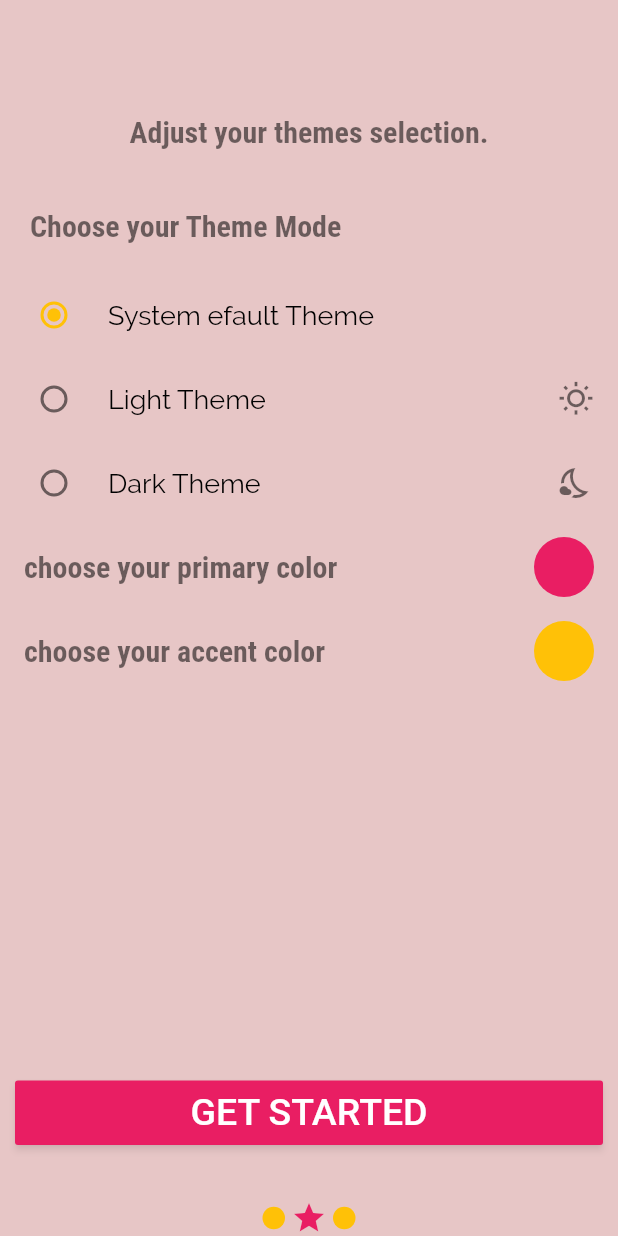
After one commit to mohammed-eddaghal/meal-App, a Flutter app: the screen it shows after launch, swiped to page 2, on a phone screen of 412 x 824 dp. The commit adds this screen. Run offline on Flutter 3.47's test engine with Material 2 defaults, Android fonts, the phone set to English and light mode, and no system bars; our stand-ins replace flutter_colorpicker, shared_preferences.

Commit message:
add bording screen logic
add bordingScreen logic plus modiffing favoritMealScreen to remove meals who are removed by filters

```diff
--- a/lib/main.dart
+++ b/lib/main.dart
@@ -3,7 +3,9 @@ import 'package:flutter_complete_guide/providers/ThemeProvider.dart';
 import 'package:flutter_complete_guide/providers/language_provider.dart';
 import 'package:flutter_complete_guide/providers/mealProvider.dart';
 import 'package:flutter_complete_guide/screens/ThemeScreen.dart';
+import 'package:flutter_complete_guide/screens/on_boarding_screen.dart';
 import 'package:provider/provider.dart';
+import 'package:shared_preferences/shared_preferences.dart';
 
 import './screens/tabs_screen.dart';
 import './screens/meal_detail_screen.dart';
@@ -11,7 +13,11 @@ import './screens/category_meals_screen.dart';
 import './screens/filters_screen.dart';
 import './screens/categories_screen.dart';
 
-void main() {
+void main() async {
+  WidgetsFlutterBinding.ensureInitialized();
+  SharedPreferences prefs = await SharedPreferences.getInstance();
+  Widget thisScreen= prefs.getBool("watched")??false?TabsScreen():OnBoardingScreen();
+
   runApp(
     MultiProvider(providers: [
       ChangeNotifierProvider<MealProvider>(
@@ -24,11 +30,13 @@ void main() {
         create: (context) => LanguageProvider(),
       ),
     ],
-      child: MyApp(),)
+      child: MyApp(thisScreen),)
   );
 }
 
 class MyApp extends StatelessWidget {
+  final Widget thisScreen;
+  MyApp(this.thisScreen);
   @override
   Widget build(BuildContext context) {
     var primaryColor=Provider.of<ThemeProvider>(context).primColor;
@@ -86,7 +94,7 @@ class MyApp extends StatelessWidget {
                 fontSize: 16
             ),
             headline6: TextStyle(
-              color: Colors.black,
+              color: Colors.black54,
               fontSize: 20,
               fontFamily: 'RobotoCondensed',
               fontWeight: FontWeight.bold,
@@ -96,7 +104,8 @@ class MyApp extends StatelessWidget {
       initialRoute: '/',
       // default is '/'
       routes: {
-        '/': (ctx) => TabsScreen(),
+        '/': (ctx) => thisScreen,
+        TabsScreen.routeName: (ctx) => TabsScreen(),
         CategoryMealsScreen.routeName: (ctx) => CategoryMealsScreen(),
         MealDetailScreen.routeName: (ctx) => MealDetailScreen(),
         FiltersScreen.routeName: (ctx) => FiltersScreen(),
--- a/lib/providers/mealProvider.dart
+++ b/lib/providers/mealProvider.dart
@@ -66,6 +66,15 @@ class MealProvider with ChangeNotifier {
         DUMMY_MEALS.firstWhere((meal) => meal.id == mealId),
       );
     }
+
+    List<Meal> fm=[];
+    favoriteMeals.forEach((favMeal) {
+      availableMeals.forEach((avMeal) {
+        if(favMeal.id==avMeal.id)fm.add(favMeal);
+      });
+    });
+    favoriteMeals=fm;
+
     notifyListeners();
   }
 
--- a/lib/screens/ThemeScreen.dart
+++ b/lib/screens/ThemeScreen.dart
@@ -2,13 +2,16 @@ import 'package:flutter/material.dart';
 import 'package:flutter_colorpicker/flutter_colorpicker.dart';
 
 import 'package:flutter_complete_guide/providers/ThemeProvider.dart';
-import 'package:flutter_complete_guide/providers/mealProvider.dart';
 import 'package:provider/provider.dart';
 
 import '../widgets/main_drawer.dart';
 
 class ThemeScreen extends StatelessWidget {
   static const routeName = '/theme';
+
+  final bool fromOnBoarding;
+
+  const ThemeScreen({this.fromOnBoarding = false});
 
   Widget buildRadioListTile(
     ThemeMode themeMode,
@@ -35,10 +38,15 @@ class ThemeScreen extends StatelessWidget {
   @override
   Widget build(BuildContext context) {
     return Scaffold(
-      appBar: AppBar(
-        title: Text('Your Theme'),
-      ),
-      drawer: MainDrawer(),
+      appBar: fromOnBoarding
+          ? AppBar(
+              backgroundColor: Theme.of(context).canvasColor,
+              elevation: 0,
+            )
+          : AppBar(
+              title: Text('Your Theme'),
+            ),
+      drawer: fromOnBoarding ? null : MainDrawer(),
       body: Column(
         children: <Widget>[
           Container(
@@ -94,8 +102,7 @@ class ThemeScreen extends StatelessWidget {
               content: SingleChildScrollView(
                 child: ColorPicker(
                   pickerColor: s == "primary"
-                      ? Provider.of<ThemeProvider>(ctx, listen: true)
-                          .primColor
+                      ? Provider.of<ThemeProvider>(ctx, listen: true).primColor
                       : Provider.of<ThemeProvider>(ctx, listen: true)
                           .accentColor,
                   onColorChanged: (newColor) =>
--- a/lib/screens/filters_screen.dart
+++ b/lib/screens/filters_screen.dart
@@ -7,6 +7,9 @@ import '../widgets/main_drawer.dart';
 
 class FiltersScreen extends StatefulWidget {
   static const routeName = '/filters';
+  final bool fromOnBoarding;
+
+  const FiltersScreen({this.fromOnBoarding= false});
 
   @override
   _FiltersScreenState createState() => _FiltersScreenState();
--- /dev/null
+++ b/lib/screens/on_boarding_screen.dart
@@ -0,0 +1,163 @@
+import 'package:flutter/material.dart';
+import 'package:flutter_colorpicker/flutter_colorpicker.dart';
+import 'package:shared_preferences/shared_preferences.dart';
+import 'package:provider/provider.dart';
+
+import '../providers/language_provider.dart';
+import './tabs_screen.dart';
+import './filters_screen.dart';
+//import './themes_screen.dart';
+import 'ThemeScreen.dart';
+
+class OnBoardingScreen extends StatefulWidget {
+  @override
+  _OnBoardingScreenState createState() => _OnBoardingScreenState();
+}
+
+class _OnBoardingScreenState extends State<OnBoardingScreen> {
+  int _currentIndex = 0;
+
+  @override
+  Widget build(BuildContext context) {
+    var primaryColor = Theme.of(context).primaryColor;
+    var lan = Provider.of<LanguageProvider>(context, listen: true);
+    return Scaffold(
+      body: Stack(
+        children: [
+          PageView(
+            children: [
+              Container(
+                decoration: BoxDecoration(
+                  image: DecorationImage(
+                    image: ExactAssetImage("assets/images/image.jpg"),
+                    fit: BoxFit.cover,
+                  ),
+                ),
+                child: Column(
+                  mainAxisAlignment: MainAxisAlignment.spaceEvenly,
+                  children: [
+                    Container(
+                      alignment: Alignment.center,
+                      width: 300,
+                      color: Theme.of(context).shadowColor,
+                      padding:
+                          EdgeInsets.symmetric(vertical: 5, horizontal: 20),
+                      child: Text(
+                        lan.getTexts("drawer_name"),
+                        style: Theme.of(context).textTheme.headline4,
+                        softWrap: true,
+                        overflow: TextOverflow.fade,
+                      ),
+                    ),
+                    Container(
+                      width: 350,
+                      color: Theme.of(context).shadowColor,
+                      padding:
+                          EdgeInsets.symmetric(horizontal: 20, vertical: 10),
+                      margin: EdgeInsets.only(bottom: 20),
+                      child: Column(
+                        children: [
+                          Text(
+                            lan.getTexts('drawer_switch_title'),
+                            style: Theme.of(context).textTheme.headline5,
+                            textAlign: TextAlign.center,
+                          ),
+                          Row(
+                            mainAxisAlignment: MainAxisAlignment.center,
+                            children: [
+                              Text(lan.getTexts('drawer_switch_item2'),
+                                  style: Theme.of(context).textTheme.headline6),
+                              Switch(
+                                value: lan.isEn,
+                                onChanged: (newValue) {
+                                  Provider.of<LanguageProvider>(context,
+                                          listen: false)
+                                      .changeLan(newValue);
+                                },
+                              ),
+                              Text(lan.getTexts('drawer_switch_item1'),
+                                  style: Theme.of(context).textTheme.headline6),
+                            ],
+                          ),
+                        ],
+                      ),
+                    ),
+                  ],
+                ),
+              ),
+              ThemeScreen(fromOnBoarding: true),
+              FiltersScreen(fromOnBoarding: true),
+            ],
+            onPageChanged: (val) {
+              setState(() {
+                _currentIndex = val;
+              });
+            },
+          ),
+          Indicator(_currentIndex),
+          Builder(
+            builder: (ctx) => Align(
+              alignment: Alignment(0, 0.85),
+              child: Container(
+                width: double.infinity,
+                margin: EdgeInsets.symmetric(horizontal: 10),
+                child: RaisedButton(
+                  padding: lan.isEn ? EdgeInsets.all(7) : EdgeInsets.all(0),
+                  color: primaryColor,
+                  child: Text(lan.getTexts('start'),
+                      style: TextStyle(
+                          color: useWhiteForeground(primaryColor)
+                              ? Colors.white
+                              : Colors.black,
+                          fontSize: 25)),
+                  onPressed: () async {
+                    Navigator.of(ctx)
+                        .pushReplacementNamed(TabsScreen.routeName);
+
+                    SharedPreferences prefs = await SharedPreferences.getInstance();
+                    prefs.setBool('watched', true);
+                  },
+                ),
+              ),
+            ),
+          ),
+        ],
+      ),
+    );
+  }
+}
+
+class Indicator extends StatelessWidget {
+  final int index;
+
+  Indicator(this.index);
+
+  @override
+  Widget build(BuildContext context) {
+    return Align(
+      alignment: Alignment.bottomCenter,
+      child: Row(
+        mainAxisAlignment: MainAxisAlignment.center,
+        children: [
+          buildContainer(context, 0),
+          buildContainer(context, 1),
+          buildContainer(context, 2),
+        ],
+      ),
+    );
+  }
+
+  Widget buildContainer(BuildContext ctx, int i) {
+    return index == i
+        ? Icon(Icons.star, color: Theme.of(ctx).primaryColor)
+        : Container(
+            margin: EdgeInsets.all(4),
+            height: 15,
+            width: 15,
+            decoration: BoxDecoration(
+              color: Theme.of(ctx).accentColor,
+              shape: BoxShape.circle,
+            ),
+          );
+  }
+}
--- a/lib/screens/tabs_screen.dart
+++ b/lib/screens/tabs_screen.dart
@@ -10,7 +10,7 @@ import './categories_screen.dart';
 import '../models/meal.dart';
 
 class TabsScreen extends StatefulWidget {
-
+static String routeName="/tabsScreen";
 
 
   @override
--- a/lib/widgets/main_drawer.dart
+++ b/lib/widgets/main_drawer.dart
@@ -2,6 +2,7 @@ import 'package:flutter/material.dart';
 import 'package:flutter_complete_guide/providers/ThemeProvider.dart';
 import 'package:flutter_complete_guide/providers/language_provider.dart';
 import 'package:flutter_complete_guide/screens/ThemeScreen.dart';
+import 'package:flutter_complete_guide/screens/tabs_screen.dart';
 import 'package:provider/provider.dart';
 
 import '../screens/filters_screen.dart';
@@ -61,7 +62,7 @@ class MainDrawer extends StatelessWidget {
               height: 20,
             ),
             buildListTile('Meals', Icons.restaurant, () {
-              Navigator.of(context).pushReplacementNamed('/');
+              Navigator.of(context).pushReplacementNamed(TabsScreen.routeName);
             }, context),
             buildListTile('Filters', Icons.settings, () {
               Navigator.of(context).pushReplacementNamed(FiltersScreen.routeName);
--- a/pubspec.yaml
+++ b/pubspec.yaml
@@ -44,8 +44,8 @@ flutter:
   uses-material-design: true
 
   # To add assets to your application, add an assets section, like this:
-  # assets:
-  #  - images/a_dot_burr.jpeg
+  assets:
+    - assets/images/image.jpg
   #  - images/a_dot_ham.jpeg
 
   # An image asset can refer to one or more resolution-specific "variants", see
```
Also changed, not shown: assets/images/image.jpg (added).
